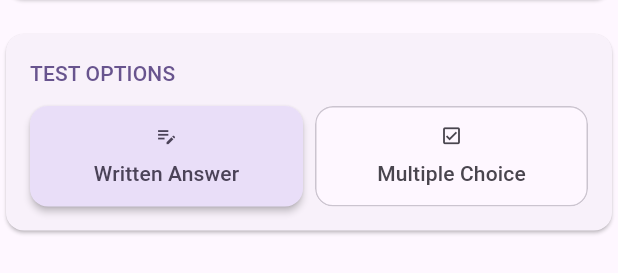
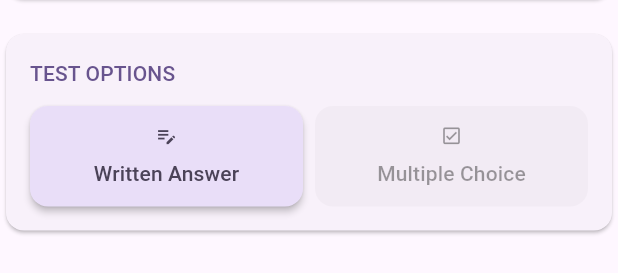
Before and after one commit to FlamingWater35/Quizlone, a Flutter app: the _OptionsPanel widget shown alone on an empty page, opened directly, on a phone screen of 412 x 824 dp. Shown: the part 587-860 px from the top of the screen. Run offline on Flutter 3.47's test engine with Material 3 defaults, Android fonts, the phone set to English and light mode, and no system bars; our stand-ins replace auto_route, file_picker, flutter_riverpod, hive_ce, hive_ce_flutter, package_info_plus and 3 more; missing offline and left inert: flutter_file_dialog, slang, universal_html, window_manager; accounts and stored records are empty; generated files the repository leaves out were written again.

Commit message:
Disable multiple choice when not enough pairs

```diff
--- a/lib/screens/main/mode_selection_screen.dart
+++ b/lib/screens/main/mode_selection_screen.dart
@@ -237,9 +237,17 @@ class _OptionsPanelState extends ConsumerState<_OptionsPanel> {
     final totalTerms =
         ref.watch(activeStudyListProvider).asData?.value?.terms.length ?? 0;
 
+    final bool isMCDisabled = totalTerms < 4;
+    final testFormat = ref.watch(testQuestionFormatProvider);
+
+    WidgetsBinding.instance.addPostFrameCallback((_) {
+      if (mounted && isMCDisabled && testFormat == TestFormat.mc) {
+        ref.read(testQuestionFormatProvider.notifier).set(TestFormat.written);
+      }
+    });
+
     final fcStartWith = ref.watch(flashcardStartWithProvider);
     final studyAskWith = ref.watch(studyAskWithProvider);
-    final testFormat = ref.watch(testQuestionFormatProvider);
 
     return Column(
       crossAxisAlignment: CrossAxisAlignment.stretch,
@@ -370,6 +378,7 @@ class _OptionsPanelState extends ConsumerState<_OptionsPanel> {
                       (value) => ref
                           .read(testQuestionFormatProvider.notifier)
                           .set(value),
+                  isDisabled: isMCDisabled,
                 ),
               ],
             ),
@@ -468,10 +477,12 @@ class _CustomToggleButton<T> extends StatelessWidget {
     required this.value,
     required this.groupValue,
     required this.onChanged,
+    this.isDisabled = false,
   });
 
   final T groupValue;
   final IconData icon;
+  final bool isDisabled;
   final String label;
   final ValueChanged<T> onChanged;
   final T value;
@@ -482,43 +493,51 @@ class _CustomToggleButton<T> extends StatelessWidget {
     final theme = Theme.of(context);
     final colorScheme = theme.colorScheme;
 
+    final Color cardColor =
+        isDisabled
+            ? theme.disabledColor.withAlpha(6)
+            : (isSelected
+                ? colorScheme.secondaryContainer
+                : colorScheme.surface);
+
+    final Color contentColor =
+        isDisabled
+            ? theme.disabledColor
+            : (isSelected
+                ? colorScheme.onSecondaryContainer
+                : colorScheme.onSurfaceVariant);
+
+    final BorderSide borderSide = BorderSide(
+      color:
+          isDisabled
+              ? Colors.transparent
+              : (isSelected ? Colors.transparent : colorScheme.outlineVariant),
+    );
+
     return Expanded(
       child: Card(
         margin: EdgeInsets.zero,
-        elevation: isSelected ? 2 : 0,
-        color:
-            isSelected ? colorScheme.secondaryContainer : colorScheme.surface,
+        elevation: isSelected && !isDisabled ? 2 : 0,
+        color: cardColor,
         shape: RoundedRectangleBorder(
           borderRadius: BorderRadius.circular(12),
-          side: BorderSide(
-            color: isSelected ? Colors.transparent : colorScheme.outlineVariant,
-          ),
+          side: borderSide,
         ),
         clipBehavior: Clip.antiAlias,
         child: InkWell(
-          onTap: () => onChanged(value),
+          onTap: isDisabled ? null : () => onChanged(value),
           child: Padding(
             padding: const EdgeInsets.symmetric(vertical: 12, horizontal: 8),
             child: Column(
               mainAxisAlignment: MainAxisAlignment.center,
               children: [
-                Icon(
-                  icon,
-                  size: 15.0,
-                  color:
-                      isSelected
-                          ? colorScheme.onSecondaryContainer
-                          : colorScheme.onSurfaceVariant,
-                ),
+                Icon(icon, size: 15.0, color: contentColor),
                 const SizedBox(height: 8),
                 Text(
                   label,
                   textAlign: TextAlign.center,
                   style: theme.textTheme.labelLarge?.copyWith(
-                    color:
-                        isSelected
-                            ? colorScheme.onSecondaryContainer
-                            : colorScheme.onSurfaceVariant,
+                    color: contentColor,
                   ),
                 ),
               ],
```
